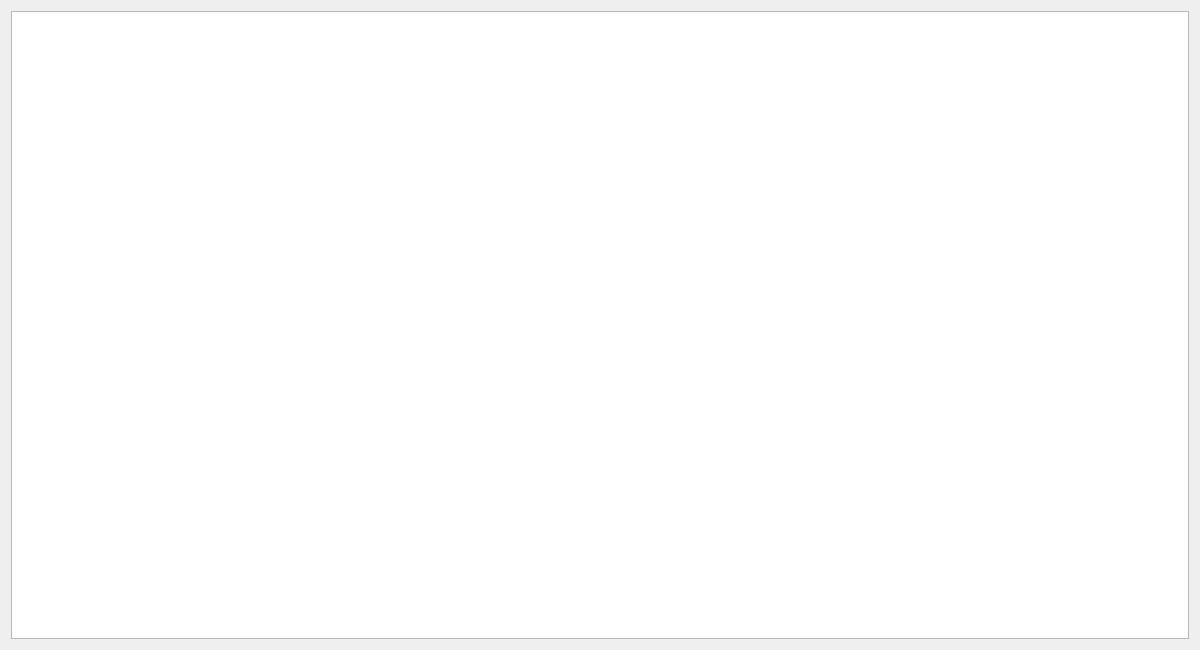
AliRn76/Student-Portal, file teachershowlesson.ui: the form before one commit.
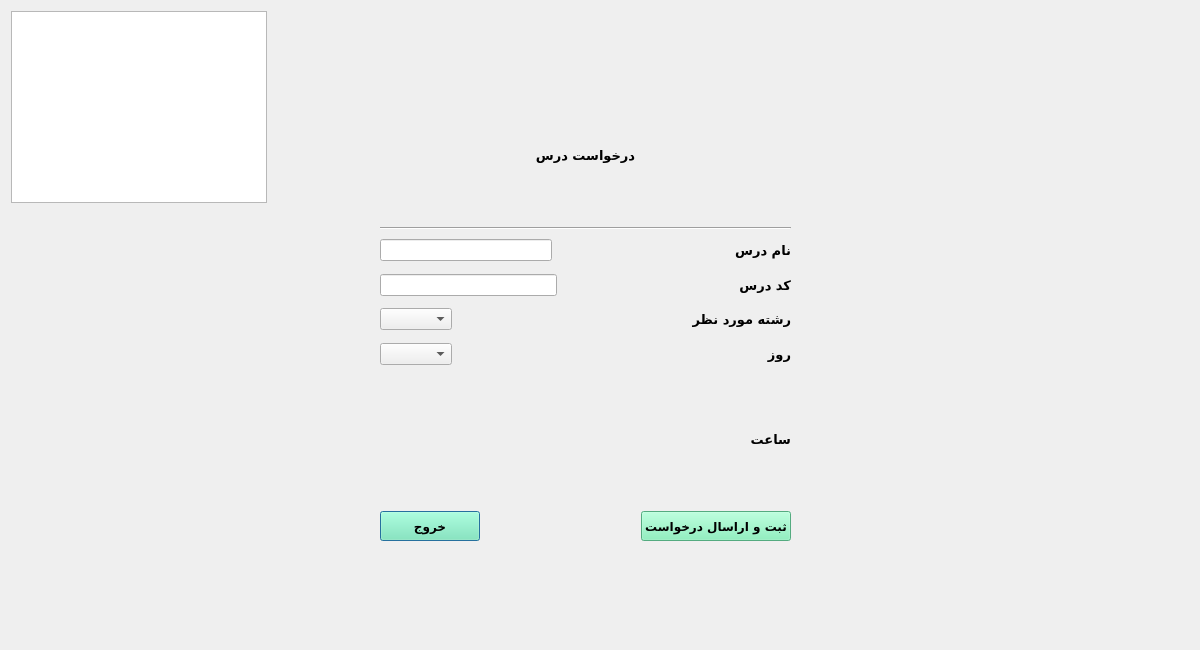
The form after the commit.

What changed in the file:
```diff
--- a/teachershowlesson.ui
+++ b/teachershowlesson.ui
@@ -13,11 +13,274 @@
   <property name="windowTitle">
    <string>Dialog</string>
   </property>
-  <layout class="QGridLayout" name="gridLayout">
-   <item row="0" column="0">
-    <widget class="QTableView" name="tableView"/>
-   </item>
-  </layout>
+  <widget class="QTableView" name="tableView">
+   <property name="geometry">
+    <rect>
+     <x>11</x>
+     <y>11</y>
+     <width>256</width>
+     <height>192</height>
+    </rect>
+   </property>
+  </widget>
+  <widget class="QWidget" name="">
+   <property name="geometry">
+    <rect>
+     <x>380</x>
+     <y>90</y>
+     <width>411</width>
+     <height>451</height>
+    </rect>
+   </property>
+   <layout class="QVBoxLayout" name="verticalLayout_2">
+    <item>
+     <widget class="QLabel" name="label_9">
+      <property name="font">
+       <font>
+        <family>B Koodak</family>
+        <pointsize>10</pointsize>
+        <weight>75</weight>
+        <bold>true</bold>
+       </font>
+      </property>
+      <property name="text">
+       <string>&lt;html&gt;&lt;head/&gt;&lt;body&gt;&lt;p align=&quot;center&quot;&gt;درخواست درس&lt;/p&gt;&lt;/body&gt;&lt;/html&gt;</string>
+      </property>
+     </widget>
+    </item>
+    <item>
+     <widget class="Line" name="line">
+      <property name="orientation">
+       <enum>Qt::Horizontal</enum>
+      </property>
+     </widget>
+    </item>
+    <item>
+     <layout class="QVBoxLayout" name="verticalLayout">
+      <item>
+       <layout class="QHBoxLayout" name="horizontalLayout">
+        <item>
+         <widget class="QLineEdit" name="lineEdit"/>
+        </item>
+        <item>
+         <spacer name="horizontalSpacer">
+          <property name="orientation">
+           <enum>Qt::Horizontal</enum>
+          </property>
+          <property name="sizeHint" stdset="0">
+           <size>
+            <width>40</width>
+            <height>20</height>
+           </size>
+          </property>
+         </spacer>
+        </item>
+        <item>
+         <widget class="QLabel" name="label_10">
+          <property name="font">
+           <font>
+            <family>B Koodak</family>
+            <pointsize>10</pointsize>
+            <weight>75</weight>
+            <bold>true</bold>
+           </font>
+          </property>
+          <property name="text">
+           <string>نام درس </string>
+          </property>
+         </widget>
+        </item>
+       </layout>
+      </item>
+      <item>
+       <layout class="QHBoxLayout" name="horizontalLayout_2">
+        <item>
+         <widget class="QLineEdit" name="lineEdit_2"/>
+        </item>
+        <item>
+         <spacer name="horizontalSpacer_2">
+          <property name="orientation">
+           <enum>Qt::Horizontal</enum>
+          </property>
+          <property name="sizeHint" stdset="0">
+           <size>
+            <width>40</width>
+            <height>20</height>
+           </size>
+          </property>
+         </spacer>
+        </item>
+        <item>
+         <widget class="QLabel" name="label_11">
+          <property name="font">
+           <font>
+            <family>B Koodak</family>
+            <pointsize>10</pointsize>
+            <weight>75</weight>
+            <bold>true</bold>
+           </font>
+          </property>
+          <property name="text">
+           <string>کد درس</string>
+          </property>
+         </widget>
+        </item>
+       </layout>
+      </item>
+      <item>
+       <layout class="QHBoxLayout" name="horizontalLayout_3">
+        <item>
+         <widget class="QComboBox" name="comboBox_Field"/>
+        </item>
+        <item>
+         <spacer name="horizontalSpacer_3">
+          <property name="orientation">
+           <enum>Qt::Horizontal</enum>
+          </property>
+          <property name="sizeHint" stdset="0">
+           <size>
+            <width>40</width>
+            <height>20</height>
+           </size>
+          </property>
+         </spacer>
+        </item>
+        <item>
+         <widget class="QLabel" name="label_12">
+          <property name="font">
+           <font>
+            <family>B Koodak</family>
+            <pointsize>10</pointsize>
+            <weight>75</weight>
+            <bold>true</bold>
+           </font>
+          </property>
+          <property name="text">
+           <string>رشته مورد نظر</string>
+          </property>
+         </widget>
+        </item>
+       </layout>
+      </item>
+      <item>
+       <layout class="QHBoxLayout" name="horizontalLayout_4">
+        <item>
+         <widget class="QComboBox" name="comboBox_Day"/>
+        </item>
+        <item>
+         <spacer name="horizontalSpacer_4">
+          <property name="orientation">
+           <enum>Qt::Horizontal</enum>
+          </property>
+          <property name="sizeHint" stdset="0">
+           <size>
+            <width>40</width>
+            <height>20</height>
+           </size>
+          </property>
+         </spacer>
+        </item>
+        <item>
+         <widget class="QLabel" name="label_13">
+          <property name="font">
+           <font>
+            <family>B Koodak</family>
+            <pointsize>10</pointsize>
+            <weight>75</weight>
+            <bold>true</bold>
+           </font>
+          </property>
+          <property name="text">
+           <string>روز</string>
+          </property>
+         </widget>
+        </item>
+       </layout>
+      </item>
+     </layout>
+    </item>
+    <item>
+     <widget class="QLabel" name="label_14">
+      <property name="font">
+       <font>
+        <family>B Koodak</family>
+        <pointsize>10</pointsize>
+        <weight>75</weight>
+        <bold>true</bold>
+       </font>
+      </property>
+      <property name="text">
+       <string>ساعت</string>
+      </property>
+     </widget>
+    </item>
+    <item>
+     <layout class="QHBoxLayout" name="horizontalLayout_5">
+      <item>
+       <widget class="QPushButton" name="pushButton_4">
+        <property name="minimumSize">
+         <size>
+          <width>100</width>
+          <height>30</height>
+         </size>
+        </property>
+        <property name="font">
+         <font>
+          <family>B Nazanin</family>
+          <pointsize>9</pointsize>
+          <weight>75</weight>
+          <bold>true</bold>
+         </font>
+        </property>
+        <property name="styleSheet">
+         <string notr="true">background-color:rgb(118, 240, 179)</string>
+        </property>
+        <property name="text">
+         <string>خروج</string>
+        </property>
+       </widget>
+      </item>
+      <item>
+       <spacer name="horizontalSpacer_5">
+        <property name="orientation">
+         <enum>Qt::Horizontal</enum>
+        </property>
+        <property name="sizeHint" stdset="0">
+         <size>
+          <width>40</width>
+          <height>20</height>
+         </size>
+        </property>
+       </spacer>
+      </item>
+      <item>
+       <widget class="QPushButton" name="pushButton_3">
+        <property name="minimumSize">
+         <size>
+          <width>100</width>
+          <height>30</height>
+         </size>
+        </property>
+        <property name="font">
+         <font>
+          <family>B Nazanin</family>
+          <pointsize>9</pointsize>
+          <weight>75</weight>
+          <bold>true</bold>
+         </font>
+        </property>
+        <property name="styleSheet">
+         <string notr="true">background-color:rgb(118, 240, 179)</string>
+        </property>
+        <property name="text">
+         <string>ثبت و اراسال درخواست</string>
+        </property>
+       </widget>
+      </item>
+     </layout>
+    </item>
+   </layout>
+  </widget>
  </widget>
  <resources/>
  <connections/>
```
